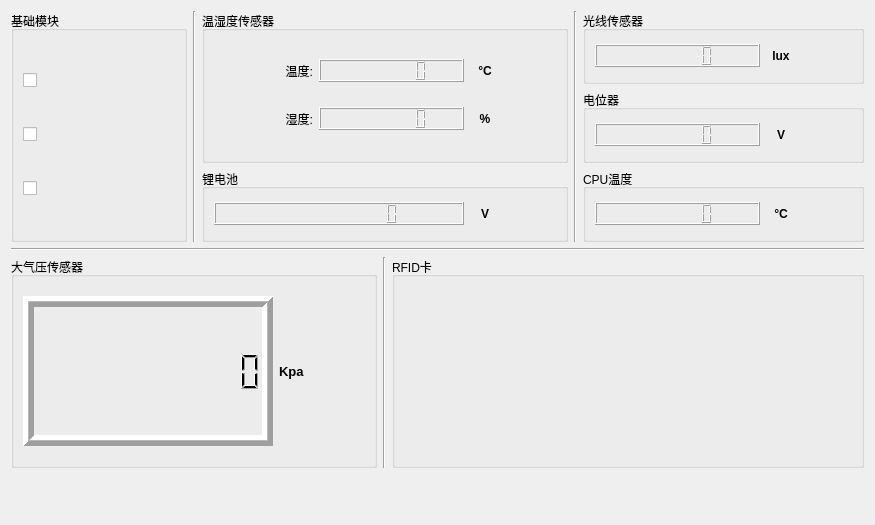
Above: wifiform.ui from Hello-ZYH/Dormitory-security-system before the change. Below: the same form after it.
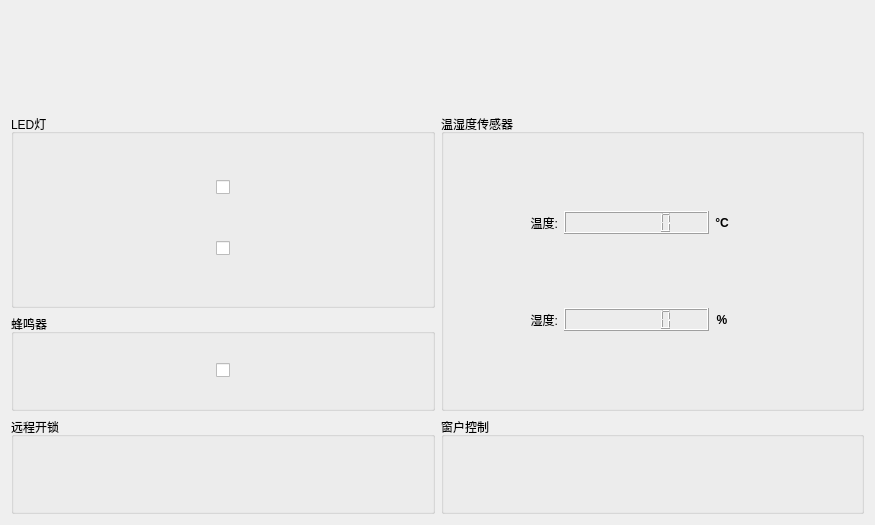
That is the form after the change. Icons and pictures are not drawn.

```diff
--- a/wifiform.ui
+++ b/wifiform.ui
@@ -14,92 +14,154 @@
    <string>Form</string>
   </property>
   <layout class="QGridLayout" name="gridLayout_2">
-   <item row="0" column="0" rowspan="3">
-    <widget class="QGroupBox" name="groupBox_base">
-     <property name="minimumSize">
-      <size>
-       <width>151</width>
-       <height>201</height>
-      </size>
-     </property>
-     <property name="title">
-      <string>基础模块</string>
-     </property>
-     <layout class="QGridLayout" name="gridLayout">
-      <item row="0" column="0">
-       <widget class="QCheckBox" name="checkBox_led1">
-        <property name="text">
-         <string/>
-        </property>
-        <property name="icon">
-         <iconset resource="source.qrc">
-          <normaloff>:/image/images/led2.png</normaloff>:/image/images/led2.png</iconset>
-        </property>
-        <property name="iconSize">
-         <size>
-          <width>50</width>
-          <height>40</height>
-         </size>
-        </property>
-       </widget>
-      </item>
-      <item row="1" column="0">
-       <widget class="QCheckBox" name="checkBox_led2">
-        <property name="text">
-         <string/>
-        </property>
-        <property name="icon">
-         <iconset resource="source.qrc">
-          <normaloff>:/image/images/led2.png</normaloff>:/image/images/led2.png</iconset>
-        </property>
-        <property name="iconSize">
-         <size>
-          <width>50</width>
-          <height>40</height>
-         </size>
-        </property>
-       </widget>
-      </item>
-      <item row="2" column="0">
-       <widget class="QCheckBox" name="checkBox_beep">
-        <property name="text">
-         <string/>
-        </property>
-        <property name="icon">
-         <iconset resource="source.qrc">
-          <normaloff>:/image/images/beep2.png</normaloff>:/image/images/beep2.png</iconset>
-        </property>
-        <property name="iconSize">
-         <size>
-          <width>50</width>
-          <height>40</height>
-         </size>
-        </property>
-       </widget>
-      </item>
-     </layout>
-    </widget>
-   </item>
-   <item row="0" column="1" rowspan="3">
-    <widget class="Line" name="line">
-     <property name="orientation">
-      <enum>Qt::Vertical</enum>
-     </property>
-    </widget>
-   </item>
-   <item row="0" column="2" rowspan="2" colspan="3">
+   <item row="1" column="1" rowspan="3">
     <widget class="QGroupBox" name="groupBox_dth11">
-     <property name="minimumSize">
-      <size>
-       <width>271</width>
-       <height>131</height>
-      </size>
-     </property>
      <property name="title">
       <string>温湿度传感器</string>
      </property>
      <layout class="QGridLayout" name="gridLayout_7">
+      <item row="1" column="3">
+       <widget class="QLabel" name="label_8">
+        <property name="maximumSize">
+         <size>
+          <width>30</width>
+          <height>16777215</height>
+         </size>
+        </property>
+        <property name="font">
+         <font>
+          <weight>75</weight>
+          <bold>true</bold>
+         </font>
+        </property>
+        <property name="text">
+         <string>%</string>
+        </property>
+        <property name="alignment">
+         <set>Qt::AlignCenter</set>
+        </property>
+       </widget>
+      </item>
+      <item row="1" column="5">
+       <widget class="QPushButton" name="btn_humi">
+        <property name="maximumSize">
+         <size>
+          <width>50</width>
+          <height>16777215</height>
+         </size>
+        </property>
+        <property name="text">
+         <string/>
+        </property>
+        <property name="icon">
+         <iconset resource="source.qrc">
+          <normaloff>:/image/images/refresh.png</normaloff>:/image/images/refresh.png</iconset>
+        </property>
+        <property name="iconSize">
+         <size>
+          <width>50</width>
+          <height>20</height>
+         </size>
+        </property>
+        <property name="flat">
+         <bool>true</bool>
+        </property>
+       </widget>
+      </item>
+      <item row="1" column="1">
+       <widget class="QLabel" name="label_2">
+        <property name="maximumSize">
+         <size>
+          <width>100</width>
+          <height>16777215</height>
+         </size>
+        </property>
+        <property name="text">
+         <string>湿度:</string>
+        </property>
+        <property name="alignment">
+         <set>Qt::AlignRight|Qt::AlignTrailing|Qt::AlignVCenter</set>
+        </property>
+       </widget>
+      </item>
+      <item row="0" column="6">
+       <spacer name="horizontalSpacer_7">
+        <property name="orientation">
+         <enum>Qt::Horizontal</enum>
+        </property>
+        <property name="sizeHint" stdset="0">
+         <size>
+          <width>40</width>
+          <height>20</height>
+         </size>
+        </property>
+       </spacer>
+      </item>
       <item row="0" column="1">
+       <widget class="QLabel" name="label">
+        <property name="maximumSize">
+         <size>
+          <width>100</width>
+          <height>16777215</height>
+         </size>
+        </property>
+        <property name="text">
+         <string>温度:</string>
+        </property>
+        <property name="alignment">
+         <set>Qt::AlignRight|Qt::AlignTrailing|Qt::AlignVCenter</set>
+        </property>
+       </widget>
+      </item>
+      <item row="1" column="2">
+       <widget class="QLCDNumber" name="lcdNumber_humi">
+        <property name="minimumSize">
+         <size>
+          <width>145</width>
+          <height>0</height>
+         </size>
+        </property>
+        <property name="styleSheet">
+         <string notr="true">color: rgb(255, 0, 0);</string>
+        </property>
+        <property name="lineWidth">
+         <number>1</number>
+        </property>
+        <property name="smallDecimalPoint">
+         <bool>true</bool>
+        </property>
+        <property name="digitCount">
+         <number>6</number>
+        </property>
+       </widget>
+      </item>
+      <item row="0" column="5">
+       <widget class="QPushButton" name="btn_temp">
+        <property name="maximumSize">
+         <size>
+          <width>50</width>
+          <height>16777215</height>
+         </size>
+        </property>
+        <property name="text">
+         <string/>
+        </property>
+        <property name="icon">
+         <iconset resource="source.qrc">
+          <normaloff>:/image/images/refresh.png</normaloff>:/image/images/refresh.png</iconset>
+        </property>
+        <property name="iconSize">
+         <size>
+          <width>50</width>
+          <height>20</height>
+         </size>
+        </property>
+        <property name="flat">
+         <bool>true</bool>
+        </property>
+       </widget>
+      </item>
+      <item row="0" column="2">
        <widget class="QLCDNumber" name="lcdNumber_temp">
         <property name="minimumSize">
          <size>
@@ -131,113 +193,7 @@
         </property>
        </widget>
       </item>
-      <item row="0" column="0">
-       <widget class="QLabel" name="label">
-        <property name="maximumSize">
-         <size>
-          <width>100</width>
-          <height>16777215</height>
-         </size>
-        </property>
-        <property name="text">
-         <string>温度:</string>
-        </property>
-        <property name="alignment">
-         <set>Qt::AlignRight|Qt::AlignTrailing|Qt::AlignVCenter</set>
-        </property>
-       </widget>
-      </item>
-      <item row="1" column="1">
-       <widget class="QLCDNumber" name="lcdNumber_humi">
-        <property name="minimumSize">
-         <size>
-          <width>145</width>
-          <height>0</height>
-         </size>
-        </property>
-        <property name="styleSheet">
-         <string notr="true">color: rgb(255, 0, 0);</string>
-        </property>
-        <property name="lineWidth">
-         <number>1</number>
-        </property>
-        <property name="smallDecimalPoint">
-         <bool>true</bool>
-        </property>
-        <property name="digitCount">
-         <number>6</number>
-        </property>
-       </widget>
-      </item>
-      <item row="0" column="4">
-       <widget class="QPushButton" name="btn_temp">
-        <property name="maximumSize">
-         <size>
-          <width>50</width>
-          <height>16777215</height>
-         </size>
-        </property>
-        <property name="text">
-         <string/>
-        </property>
-        <property name="icon">
-         <iconset resource="source.qrc">
-          <normaloff>:/image/images/refresh.png</normaloff>:/image/images/refresh.png</iconset>
-        </property>
-        <property name="iconSize">
-         <size>
-          <width>50</width>
-          <height>20</height>
-         </size>
-        </property>
-        <property name="flat">
-         <bool>true</bool>
-        </property>
-       </widget>
-      </item>
-      <item row="1" column="0">
-       <widget class="QLabel" name="label_2">
-        <property name="maximumSize">
-         <size>
-          <width>100</width>
-          <height>16777215</height>
-         </size>
-        </property>
-        <property name="text">
-         <string>湿度:</string>
-        </property>
-        <property name="alignment">
-         <set>Qt::AlignRight|Qt::AlignTrailing|Qt::AlignVCenter</set>
-        </property>
-       </widget>
-      </item>
-      <item row="1" column="4">
-       <widget class="QPushButton" name="btn_humi">
-        <property name="maximumSize">
-         <size>
-          <width>50</width>
-          <height>16777215</height>
-         </size>
-        </property>
-        <property name="text">
-         <string/>
-        </property>
-        <property name="icon">
-         <iconset resource="source.qrc">
-          <normaloff>:/image/images/refresh.png</normaloff>:/image/images/refresh.png</iconset>
-        </property>
-        <property name="iconSize">
-         <size>
-          <width>50</width>
-          <height>20</height>
-         </size>
-        </property>
-        <property name="flat">
-         <bool>true</bool>
-        </property>
-       </widget>
-      </item>
-      <item row="0" column="2">
+      <item row="0" column="3">
        <widget class="QLabel" name="label_7">
         <property name="maximumSize">
          <size>
@@ -259,304 +215,99 @@
         </property>
        </widget>
       </item>
-      <item row="1" column="2">
-       <widget class="QLabel" name="label_8">
-        <property name="maximumSize">
-         <size>
-          <width>30</width>
-          <height>16777215</height>
-         </size>
+      <item row="0" column="0">
+       <spacer name="horizontalSpacer_8">
+        <property name="orientation">
+         <enum>Qt::Horizontal</enum>
         </property>
-        <property name="font">
-         <font>
-          <weight>75</weight>
-          <bold>true</bold>
-         </font>
-        </property>
-        <property name="text">
-         <string>%</string>
-        </property>
-        <property name="alignment">
-         <set>Qt::AlignCenter</set>
-        </property>
-       </widget>
-      </item>
-     </layout>
-    </widget>
-   </item>
-   <item row="0" column="5" rowspan="3">
-    <widget class="Line" name="line_2">
-     <property name="orientation">
-      <enum>Qt::Vertical</enum>
-     </property>
-    </widget>
-   </item>
-   <item row="0" column="6">
-    <widget class="QGroupBox" name="groupBox_line">
-     <property name="minimumSize">
-      <size>
-       <width>281</width>
-       <height>61</height>
-      </size>
-     </property>
-     <property name="title">
-      <string>光线传感器</string>
-     </property>
-     <layout class="QGridLayout" name="gridLayout_6">
-      <item row="0" column="2">
-       <widget class="QPushButton" name="btn_light">
-        <property name="maximumSize">
+        <property name="sizeHint" stdset="0">
          <size>
-          <width>50</width>
-          <height>16777215</height>
-         </size>
-        </property>
-        <property name="text">
-         <string/>
-        </property>
-        <property name="icon">
-         <iconset resource="source.qrc">
-          <normaloff>:/image/images/refresh.png</normaloff>:/image/images/refresh.png</iconset>
-        </property>
-        <property name="iconSize">
-         <size>
-          <width>50</width>
+          <width>40</width>
           <height>20</height>
          </size>
         </property>
-        <property name="flat">
-         <bool>true</bool>
-        </property>
-       </widget>
+       </spacer>
       </item>
-      <item row="0" column="0">
-       <widget class="QLCDNumber" name="lcdNumber_line">
-        <property name="smallDecimalPoint">
-         <bool>true</bool>
+      <item row="1" column="0">
+       <spacer name="horizontalSpacer_9">
+        <property name="orientation">
+         <enum>Qt::Horizontal</enum>
         </property>
-        <property name="digitCount">
-         <number>6</number>
-        </property>
-       </widget>
-      </item>
-      <item row="0" column="1">
-       <widget class="QLabel" name="label_6">
-        <property name="maximumSize">
+        <property name="sizeHint" stdset="0">
          <size>
-          <width>30</width>
-          <height>16777215</height>
-         </size>
-        </property>
-        <property name="font">
-         <font>
-          <weight>75</weight>
-          <bold>true</bold>
-         </font>
-        </property>
-        <property name="text">
-         <string>lux</string>
-        </property>
-        <property name="alignment">
-         <set>Qt::AlignCenter</set>
-        </property>
-       </widget>
-      </item>
-     </layout>
-    </widget>
-   </item>
-   <item row="1" column="6">
-    <widget class="QGroupBox" name="groupBox_vr">
-     <property name="minimumSize">
-      <size>
-       <width>281</width>
-       <height>61</height>
-      </size>
-     </property>
-     <property name="title">
-      <string>电位器</string>
-     </property>
-     <layout class="QGridLayout" name="gridLayout_5">
-      <item row="0" column="0">
-       <widget class="QLCDNumber" name="lcdNumber_vr">
-        <property name="smallDecimalPoint">
-         <bool>true</bool>
-        </property>
-        <property name="digitCount">
-         <number>6</number>
-        </property>
-       </widget>
-      </item>
-      <item row="0" column="2">
-       <widget class="QPushButton" name="btn_vr">
-        <property name="maximumSize">
-         <size>
-          <width>50</width>
-          <height>16777215</height>
-         </size>
-        </property>
-        <property name="text">
-         <string/>
-        </property>
-        <property name="icon">
-         <iconset resource="source.qrc">
-          <normaloff>:/image/images/refresh.png</normaloff>:/image/images/refresh.png</iconset>
-        </property>
-        <property name="iconSize">
-         <size>
-          <width>50</width>
+          <width>40</width>
           <height>20</height>
          </size>
         </property>
-        <property name="flat">
-         <bool>true</bool>
-        </property>
-       </widget>
+       </spacer>
       </item>
-      <item row="0" column="1">
-       <widget class="QLabel" name="label_5">
-        <property name="maximumSize">
-         <size>
-          <width>30</width>
-          <height>16777215</height>
-         </size>
+      <item row="1" column="6">
+       <spacer name="horizontalSpacer_10">
+        <property name="orientation">
+         <enum>Qt::Horizontal</enum>
         </property>
-        <property name="font">
-         <font>
-          <weight>75</weight>
-          <bold>true</bold>
-         </font>
-        </property>
-        <property name="text">
-         <string>V</string>
-        </property>
-        <property name="alignment">
-         <set>Qt::AlignCenter</set>
-        </property>
-       </widget>
-      </item>
-     </layout>
-    </widget>
-   </item>
-   <item row="2" column="2" colspan="3">
-    <widget class="QGroupBox" name="groupBox_battery">
-     <property name="minimumSize">
-      <size>
-       <width>271</width>
-       <height>61</height>
-      </size>
-     </property>
-     <property name="title">
-      <string>锂电池</string>
-     </property>
-     <layout class="QGridLayout" name="gridLayout_3">
-      <item row="0" column="0">
-       <widget class="QLCDNumber" name="lcdNumber_battery">
-        <property name="smallDecimalPoint">
-         <bool>true</bool>
-        </property>
-        <property name="digitCount">
-         <number>10</number>
-        </property>
-       </widget>
-      </item>
-      <item row="0" column="2">
-       <widget class="QPushButton" name="btn_batterry">
-        <property name="maximumSize">
+        <property name="sizeHint" stdset="0">
          <size>
-          <width>50</width>
-          <height>16777215</height>
-         </size>
-        </property>
-        <property name="text">
-         <string/>
-        </property>
-        <property name="icon">
-         <iconset resource="source.qrc">
-          <normaloff>:/image/images/refresh.png</normaloff>:/image/images/refresh.png</iconset>
-        </property>
-        <property name="iconSize">
-         <size>
-          <width>50</width>
+          <width>40</width>
           <height>20</height>
          </size>
         </property>
-        <property name="flat">
-         <bool>true</bool>
-        </property>
-       </widget>
+       </spacer>
       </item>
-      <item row="0" column="1">
-       <widget class="QLabel" name="label_9">
-        <property name="maximumSize">
-         <size>
-          <width>30</width>
-          <height>16777215</height>
-         </size>
-        </property>
-        <property name="font">
-         <font>
-          <weight>75</weight>
-          <bold>true</bold>
-         </font>
-        </property>
-        <property name="text">
-         <string>V</string>
-        </property>
-        <property name="alignment">
-         <set>Qt::AlignCenter</set>
-        </property>
-       </widget>
-      </item>
      </layout>
     </widget>
    </item>
-   <item row="2" column="6">
-    <widget class="QGroupBox" name="groupBox_cpu">
-     <property name="minimumSize">
-      <size>
-       <width>281</width>
-       <height>61</height>
-      </size>
+   <item row="4" column="0">
+    <widget class="QGroupBox" name="groupBox_lock">
+     <property name="layoutDirection">
+      <enum>Qt::LeftToRight</enum>
      </property>
      <property name="title">
-      <string>CPU温度</string>
+      <string>远程开锁</string>
      </property>
      <layout class="QGridLayout" name="gridLayout_4">
       <item row="0" column="0">
-       <widget class="QLCDNumber" name="lcdNumber_cpu">
-        <property name="styleSheet">
-         <string notr="true">color: rgb(255, 0, 0);</string>
+       <widget class="QPushButton" name="btn_lock">
+        <property name="text">
+         <string/>
         </property>
-        <property name="smallDecimalPoint">
-         <bool>true</bool>
+        <property name="icon">
+         <iconset resource="source.qrc">
+          <normaloff>:/image/images/lock1.png</normaloff>:/image/images/lock1.png</iconset>
         </property>
-        <property name="digitCount">
-         <number>6</number>
+        <property name="iconSize">
+         <size>
+          <width>150</width>
+          <height>70</height>
+         </size>
         </property>
-        <property name="segmentStyle">
-         <enum>QLCDNumber::Filled</enum>
+        <property name="flat">
+         <bool>true</bool>
         </property>
        </widget>
       </item>
-      <item row="0" column="2">
-       <widget class="QPushButton" name="btn_cpu">
-        <property name="maximumSize">
-         <size>
-          <width>50</width>
-          <height>16777215</height>
-         </size>
-        </property>
+     </layout>
+    </widget>
+   </item>
+   <item row="4" column="1">
+    <widget class="QGroupBox" name="groupBox_2">
+     <property name="title">
+      <string>窗户控制</string>
+     </property>
+     <layout class="QGridLayout" name="gridLayout_3">
+      <item row="0" column="0">
+       <widget class="QPushButton" name="pushButton">
         <property name="text">
          <string/>
         </property>
         <property name="icon">
          <iconset resource="source.qrc">
-          <normaloff>:/image/images/refresh.png</normaloff>:/image/images/refresh.png</iconset>
+          <normaloff>:/image/images/window.png</normaloff>:/image/images/window.png</iconset>
         </property>
         <property name="iconSize">
          <size>
-          <width>50</width>
-          <height>20</height>
+          <width>150</width>
+          <height>60</height>
          </size>
         </property>
         <property name="flat">
@@ -564,89 +315,49 @@
         </property>
        </widget>
       </item>
-      <item row="0" column="1">
-       <widget class="QLabel" name="label_4">
-        <property name="maximumSize">
-         <size>
-          <width>30</width>
-          <height>16777215</height>
-         </size>
-        </property>
-        <property name="font">
-         <font>
-          <weight>75</weight>
-          <bold>true</bold>
-         </font>
-        </property>
-        <property name="text">
-         <string>°C</string>
-        </property>
-        <property name="alignment">
-         <set>Qt::AlignCenter</set>
-        </property>
-       </widget>
-      </item>
      </layout>
     </widget>
    </item>
-   <item row="3" column="0" colspan="7">
-    <widget class="Line" name="line_4">
-     <property name="orientation">
-      <enum>Qt::Horizontal</enum>
+   <item row="0" column="0" colspan="2">
+    <widget class="QLabel" name="label_3">
+     <property name="styleSheet">
+      <string notr="true">image: url(:/image/images/fish.jpg);</string>
      </property>
+     <property name="text">
+      <string/>
+     </property>
     </widget>
    </item>
-   <item row="4" column="0" colspan="3">
-    <widget class="QGroupBox" name="groupBox_5">
-     <property name="minimumSize">
-      <size>
-       <width>0</width>
-       <height>211</height>
-      </size>
-     </property>
-     <property name="styleSheet">
-      <string notr="true">border-color: rgb(85, 170, 255);</string>
-     </property>
+   <item row="3" column="0">
+    <widget class="QGroupBox" name="groupBox">
      <property name="title">
-      <string>大气压传感器</string>
+      <string>蜂鸣器</string>
      </property>
-     <layout class="QGridLayout" name="gridLayout_8">
-      <item row="0" column="0">
-       <widget class="QLCDNumber" name="lcdNumber_pressure">
-        <property name="minimumSize">
+     <layout class="QHBoxLayout" name="horizontalLayout">
+      <item>
+       <spacer name="horizontalSpacer">
+        <property name="orientation">
+         <enum>Qt::Horizontal</enum>
+        </property>
+        <property name="sizeHint" stdset="0">
          <size>
-          <width>0</width>
-          <height>150</height>
+          <width>20</width>
+          <height>20</height>
          </size>
         </property>
-        <property name="lineWidth">
-         <number>5</number>
-        </property>
-        <property name="midLineWidth">
-         <number>1</number>
-        </property>
-        <property name="smallDecimalPoint">
-         <bool>true</bool>
-        </property>
-        <property name="digitCount">
-         <number>10</number>
-        </property>
-       </widget>
+       </spacer>
       </item>
-      <item row="0" column="2">
-       <widget class="QPushButton" name="btn_pressure">
-        <property name="maximumSize">
-         <size>
-          <width>50</width>
-          <height>16777215</height>
-         </size>
+      <item>
+       <widget class="QCheckBox" name="checkBox_beep">
+        <property name="layoutDirection">
+         <enum>Qt::LeftToRight</enum>
         </property>
         <property name="text">
          <string/>
         </property>
         <property name="icon">
          <iconset resource="source.qrc">
-          <normaloff>:/image/images/refresh.png</normaloff>:/image/images/refresh.png</iconset>
+          <normaloff>:/image/images/nbeep2.png</normaloff>:/image/images/nbeep2.png</iconset>
         </property>
         <property name="iconSize">
          <size>
@@ -654,64 +365,77 @@
           <height>40</height>
          </size>
         </property>
-        <property name="flat">
-         <bool>true</bool>
-        </property>
        </widget>
       </item>
-      <item row="0" column="1">
-       <widget class="QLabel" name="label_3">
-        <property name="maximumSize">
+      <item>
+       <spacer name="horizontalSpacer_2">
+        <property name="orientation">
+         <enum>Qt::Horizontal</enum>
+        </property>
+        <property name="sizeHint" stdset="0">
          <size>
-          <width>30</width>
-          <height>16777215</height>
+          <width>20</width>
+          <height>20</height>
          </size>
         </property>
-        <property name="font">
-         <font>
-          <pointsize>10</pointsize>
-          <weight>75</weight>
-          <bold>true</bold>
-         </font>
-        </property>
-        <property name="text">
-         <string>Kpa</string>
-        </property>
-       </widget>
+       </spacer>
       </item>
      </layout>
     </widget>
    </item>
-   <item row="4" column="3">
-    <widget class="Line" name="line_3">
-     <property name="orientation">
-      <enum>Qt::Vertical</enum>
-     </property>
-    </widget>
-   </item>
-   <item row="4" column="4" colspan="3">
-    <widget class="QGroupBox" name="groupBox_8">
-     <property name="styleSheet">
-      <string notr="true">border-color: rgb(85, 170, 255);</string>
-     </property>
+   <item row="1" column="0" rowspan="2">
+    <widget class="QGroupBox" name="groupBox_base">
      <property name="title">
-      <string>RFID卡</string>
+      <string>LED灯</string>
      </property>
-     <layout class="QGridLayout" name="gridLayout_9">
-      <item row="0" column="1">
-       <widget class="QPushButton" name="btn_rfid">
-        <property name="maximumSize">
+     <layout class="QGridLayout" name="gridLayout">
+      <item row="1" column="2">
+       <spacer name="horizontalSpacer_6">
+        <property name="orientation">
+         <enum>Qt::Horizontal</enum>
+        </property>
+        <property name="sizeHint" stdset="0">
          <size>
-          <width>50</width>
-          <height>16777215</height>
+          <width>20</width>
+          <height>20</height>
          </size>
         </property>
+       </spacer>
+      </item>
+      <item row="1" column="0">
+       <spacer name="horizontalSpacer_5">
+        <property name="orientation">
+         <enum>Qt::Horizontal</enum>
+        </property>
+        <property name="sizeHint" stdset="0">
+         <size>
+          <width>20</width>
+          <height>20</height>
+         </size>
+        </property>
+       </spacer>
+      </item>
+      <item row="0" column="2">
+       <spacer name="horizontalSpacer_4">
+        <property name="orientation">
+         <enum>Qt::Horizontal</enum>
+        </property>
+        <property name="sizeHint" stdset="0">
+         <size>
+          <width>20</width>
+          <height>20</height>
+         </size>
+        </property>
+       </spacer>
+      </item>
+      <item row="0" column="1">
+       <widget class="QCheckBox" name="checkBox_led1">
         <property name="text">
          <string/>
         </property>
         <property name="icon">
          <iconset resource="source.qrc">
-          <normaloff>:/image/images/refresh.png</normaloff>:/image/images/refresh.png</iconset>
+          <normaloff>:/image/images/led2.png</normaloff>:/image/images/led2.png</iconset>
         </property>
         <property name="iconSize">
          <size>
@@ -719,230 +443,41 @@
           <height>40</height>
          </size>
         </property>
-        <property name="flat">
-         <bool>true</bool>
-        </property>
        </widget>
       </item>
-      <item row="0" column="0">
-       <widget class="QLabel" name="label_rfid">
-        <property name="font">
-         <font>
-          <pointsize>10</pointsize>
-          <weight>75</weight>
-          <bold>true</bold>
-         </font>
-        </property>
-        <property name="styleSheet">
-         <string notr="true">color: rgb(255, 0, 0);</string>
-        </property>
+      <item row="1" column="1">
+       <widget class="QCheckBox" name="checkBox_led2">
         <property name="text">
          <string/>
         </property>
-        <property name="alignment">
-         <set>Qt::AlignCenter</set>
+        <property name="icon">
+         <iconset resource="source.qrc">
+          <normaloff>:/image/images/led2.png</normaloff>:/image/images/led2.png</iconset>
         </property>
+        <property name="iconSize">
+         <size>
+          <width>50</width>
+          <height>40</height>
+         </size>
+        </property>
        </widget>
       </item>
+      <item row="0" column="0">
+       <spacer name="horizontalSpacer_3">
+        <property name="orientation">
+         <enum>Qt::Horizontal</enum>
+        </property>
+        <property name="sizeHint" stdset="0">
+         <size>
+          <width>20</width>
+          <height>20</height>
+         </size>
+        </property>
+       </spacer>
+      </item>
      </layout>
     </widget>
    </item>
-   <item row="5" column="0" colspan="7">
-    <layout class="QHBoxLayout" name="horizontalLayout">
-     <item>
-      <widget class="QPushButton" name="btn_up">
-       <property name="minimumSize">
-        <size>
-         <width>80</width>
-         <height>40</height>
-        </size>
-       </property>
-       <property name="maximumSize">
-        <size>
-         <width>80</width>
-         <height>40</height>
-        </size>
-       </property>
-       <property name="text">
-        <string/>
-       </property>
-       <property name="icon">
-        <iconset resource="source.qrc">
-         <normaloff>:/image/images/up.png</normaloff>:/image/images/up.png</iconset>
-       </property>
-       <property name="iconSize">
-        <size>
-         <width>50</width>
-         <height>40</height>
-        </size>
-       </property>
-       <property name="flat">
-        <bool>true</bool>
-       </property>
-      </widget>
-     </item>
-     <item>
-      <widget class="QPushButton" name="btn_down">
-       <property name="minimumSize">
-        <size>
-         <width>80</width>
-         <height>40</height>
-        </size>
-       </property>
-       <property name="maximumSize">
-        <size>
-         <width>80</width>
-         <height>40</height>
-        </size>
-       </property>
-       <property name="text">
-        <string/>
-       </property>
-       <property name="icon">
-        <iconset resource="source.qrc">
-         <normaloff>:/image/images/down.png</normaloff>:/image/images/down.png</iconset>
-       </property>
-       <property name="iconSize">
-        <size>
-         <width>50</width>
-         <height>40</height>
-        </size>
-       </property>
-       <property name="flat">
-        <bool>true</bool>
-       </property>
-      </widget>
-     </item>
-     <item>
-      <widget class="QPushButton" name="btn_left">
-       <property name="minimumSize">
-        <size>
-         <width>80</width>
-         <height>40</height>
-        </size>
-       </property>
-       <property name="maximumSize">
-        <size>
-         <width>80</width>
-         <height>40</height>
-        </size>
-       </property>
-       <property name="text">
-        <string/>
-       </property>
-       <property name="icon">
-        <iconset resource="source.qrc">
-         <normaloff>:/image/images/left.png</normaloff>:/image/images/left.png</iconset>
-       </property>
-       <property name="iconSize">
-        <size>
-         <width>50</width>
-         <height>40</height>
-        </size>
-       </property>
-       <property name="flat">
-        <bool>true</bool>
-       </property>
-      </widget>
-     </item>
-     <item>
-      <widget class="QPushButton" name="btn_right">
-       <property name="minimumSize">
-        <size>
-         <width>80</width>
-         <height>40</height>
-        </size>
-       </property>
-       <property name="maximumSize">
-        <size>
-         <width>80</width>
-         <height>40</height>
-        </size>
-       </property>
-       <property name="text">
-        <string/>
-       </property>
-       <property name="icon">
-        <iconset resource="source.qrc">
-         <normaloff>:/image/images/right.png</normaloff>:/image/images/right.png</iconset>
-       </property>
-       <property name="iconSize">
-        <size>
-         <width>50</width>
-         <height>40</height>
-        </size>
-       </property>
-       <property name="flat">
-        <bool>true</bool>
-       </property>
-      </widget>
-     </item>
-     <item>
-      <widget class="QPushButton" name="btn_esc">
-       <property name="minimumSize">
-        <size>
-         <width>80</width>
-         <height>40</height>
-        </size>
-       </property>
-       <property name="maximumSize">
-        <size>
-         <width>80</width>
-         <height>40</height>
-        </size>
-       </property>
-       <property name="text">
-        <string/>
-       </property>
-       <property name="icon">
-        <iconset resource="source.qrc">
-         <normaloff>:/image/images/esc.png</normaloff>:/image/images/esc.png</iconset>
-       </property>
-       <property name="iconSize">
-        <size>
-         <width>50</width>
-         <height>40</height>
-        </size>
-       </property>
-       <property name="flat">
-        <bool>true</bool>
-       </property>
-      </widget>
-     </item>
-     <item>
-      <widget class="QPushButton" name="btn_select">
-       <property name="minimumSize">
-        <size>
-         <width>80</width>
-         <height>40</height>
-        </size>
-       </property>
-       <property name="maximumSize">
-        <size>
-         <width>80</width>
-         <height>40</height>
-        </size>
-       </property>
-       <property name="text">
-        <string/>
-       </property>
-       <property name="icon">
-        <iconset resource="source.qrc">
-         <normaloff>:/image/images/select.png</normaloff>:/image/images/select.png</iconset>
-       </property>
-       <property name="iconSize">
-        <size>
-         <width>80</width>
-         <height>70</height>
-        </size>
-       </property>
-       <property name="flat">
-        <bool>true</bool>
-       </property>
-      </widget>
-     </item>
-    </layout>
-   </item>
   </layout>
  </widget>
  <resources>
```
